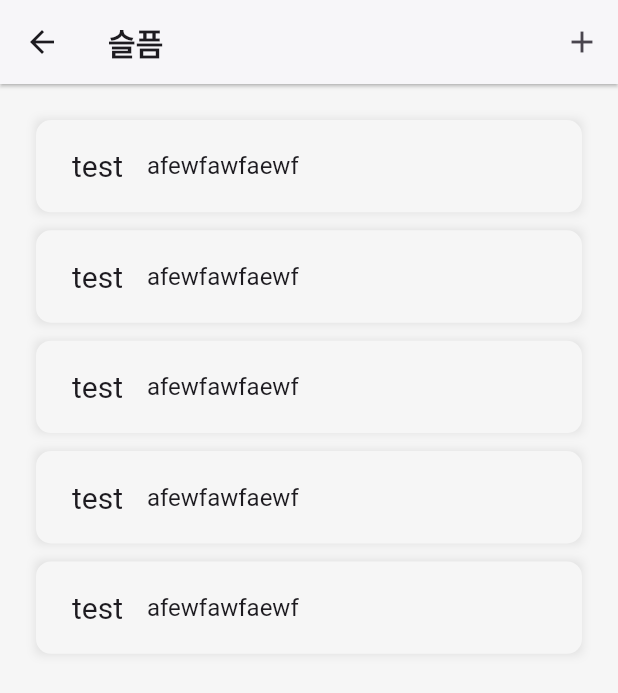
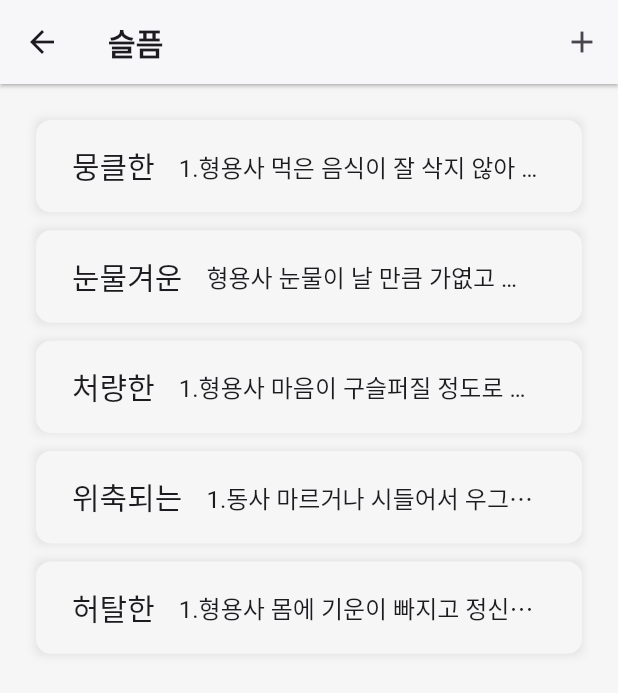
Before and after one commit to yyy5044/FlutterTeamProject, a Flutter app: the EmotionCategoryView screen opened directly, after a tap on "슬픔", on a phone screen of 412 x 824 dp. Shown: the top 693 px of the screen. Run offline on Flutter 3.47's test engine with Material 3 defaults, Android fonts, the phone set to English and light mode, and no system bars; our stand-ins replace cloud_firestore, dotted_border, firebase_auth, firebase_core, firebase_storage, image_picker and 2 more; accounts and stored records are empty; Roboto replaces fonts that are missing (YourPrimaryFont).

Commit message:
[CHORE] added emotions to model

```diff
--- a/lib/common/model/emotion_model.dart
+++ b/lib/common/model/emotion_model.dart
@@ -33,11 +33,91 @@ class EmotionCategoryModel {
 
 extension EmotionCategoryList on EmotionCategoryModel {
   static List<EmotionCategoryModel> categories = [
-    EmotionCategoryModel(category: EmotionCategory.smile, words: []),
-    EmotionCategoryModel(category: EmotionCategory.sad, words: []),
-    EmotionCategoryModel(category: EmotionCategory.angry, words: []),
-    EmotionCategoryModel(category: EmotionCategory.surprised, words: []),
-    EmotionCategoryModel(category: EmotionCategory.bigSmile, words: []),
+    EmotionCategoryModel(category: EmotionCategory.smile, words: [
+      EmotionModel(word: "벅찬", definition:
+      """1.형용사 감당하기가 어렵다.\n2.형용사 감격, 기쁨, 희망 따위가 넘칠 듯이 가득하다.\n3.형용사 숨이 견디기 힘들 만큼 가쁘다."""
+      ),
+      EmotionModel(word: "포근한", definition:
+      """1.형용사 도톰한 물건이나 자리 따위가 보드랍고 따뜻하다.\n2.형용사 감정이나 분위기 따위가 보드랍고 따뜻하여 편안한 느낌이 있다.\n3.형용사 겨울 날씨가 바람이 없고 따뜻하다."""
+      ),
+      EmotionModel(word: "흐뭇한", definition:
+      """형용사 마음에 흡족하여 매우 만족스럽다."""
+      ),
+      EmotionModel(word: "상쾌한", definition:
+      """형용사 느낌이 시원하고 산뜻하다."""
+      ),
+      EmotionModel(word: "짜릿한", definition:
+      """1.형용사 조금 자린 듯하다. ‘자릿하다’보다 센 느낌을 준다.\n2.형용사 심리적 자극을 받아 마음이 순간적으로 조금 흥분되고 떨리는 듯하다. ‘자릿하다’보다 센 느낌을 준다."""
+      ),
+    ]),
+    EmotionCategoryModel(category: EmotionCategory.sad, words: [
+      EmotionModel(word: "뭉클한", definition:
+      """1.형용사 먹은 음식이 잘 삭지 않아 가슴에 뭉치어 있는 듯하다. ‘뭉글하다’보다 거센 느낌을 준다.\n2.형용사 슬픔이나 노여움 따위의 감정이 북받치어 가슴이 갑자기 꽉 차는 듯하다. ‘뭉글하다’보다 거센 느낌을 준다.\n3.형용사 덩이진 물건이 겉으로 무르고 미끄럽다. ‘뭉글하다’보다 거센 느낌을 준다."""
+      ),
+      EmotionModel(word: "눈물겨운", definition:
+      """형용사 눈물이 날 만큼 가엾고 애처롭다."""
+      ),
+      EmotionModel(word: "처량한", definition:
+      """1.형용사 마음이 구슬퍼질 정도로 외롭거나 쓸쓸하다.\n2.형용사 초라하고 가엾다."""
+      ),
+      EmotionModel(word: "위축되는", definition:
+      """1.동사 마르거나 시들어서 우그러지고 쭈그러들게 되다.\n2.동사 어떤 힘에 눌려 졸아들고 기를 펴지 못하게 되다."""
+      ),
+      EmotionModel(word: "허탈한", definition:
+      """1.형용사 몸에 기운이 빠지고 정신이 멍하다.\n2.	의학 온몸의 힘이 쭉 빠져 빈사지경에 이른 상태이다. 얼굴이 창백하여지고 동공이 커지며 의식이 흐려지고 식은땀이 나는 따위의 증상이 나타난다."""
+      ),
+    ]),
+    EmotionCategoryModel(category: EmotionCategory.angry, words: [
+      EmotionModel(word: "얄미운", definition:
+      """형용사 말이나 행동이 약빠르고 밉다."""
+      ),
+      EmotionModel(word: "열받는", definition:
+      """동사 사람이 감정의 자극을 받거나 격분하다."""
+      ),
+      EmotionModel(word: "못마땅한", definition:
+      """형용사 마음에 들지 않아 좋지 않다."""
+      ),
+      EmotionModel(word: "불쾌한", definition:
+      """1.형용사 못마땅하여 기분이 좋지 아니하다.\n2.형용사 몸이 찌뿌드드하고 좋지 않다."""
+      ),
+      EmotionModel(word: "심술나는", definition:
+      """1.동사 신체 표면이나 땅 위에 솟아나다.\n2.동사 길, 통로, 창문 따위가 생기다.\n3.동사 어떤 사물에 구멍, 자국 따위의 형체 변화가 생기거나 작용에 이상이 일어나다.\n4.보조동사 (동사 뒤에서 ‘-어 나다’ 구성으로 쓰여) 앞말이 뜻하는 행동을 끝내어 이루었음을 나타내는 말.\n5.보조동사 (동사 뒤에서 ‘-고 나다’ 구성으로 쓰여) 앞말이 뜻하는 행동이 끝났음을 나타내는 말."""
+      ),
+    ]),
+    EmotionCategoryModel(category: EmotionCategory.surprised, words: [
+      EmotionModel(word: "당황스러운", definition:
+      """형용사 놀라거나 다급하여 어찌할 바를 몰라 하는 데가 있다."""
+      ),
+      EmotionModel(word: "긴장되는", definition:
+      """동사 마음을 조이고 정신을 바짝 차리게 되다."""
+      ),
+      EmotionModel(word: "억울한", definition:
+      """형용사 아무 잘못 없이 꾸중을 듣거나 벌을 받거나 하여 분하고 답답하다."""
+      ),
+      EmotionModel(word: "걱정스러운", definition:
+      """형용사 걱정이 되어 마음이 편하지 않은 데가 있다."""
+      ),
+      EmotionModel(word: "놀라운", definition:
+      """1.형용사 감동을 일으킬 만큼 훌륭하거나 굉장하다.\n2.형용사 갑작스러워 두렵거나 흥분 상태에 있다.\m3.형용사 어처구니없을 만큼 괴이하다."""
+      ),
+    ]),
+    EmotionCategoryModel(category: EmotionCategory.bigSmile, words: [
+      EmotionModel(word: "재미있다", definition:
+      """형용사 아기자기하게 즐겁고 유쾌한 기분이나 느낌이 있다."""
+      ),
+      EmotionModel(word: "경쾌한", definition:
+      """형용사 움직임이나 모습, 기분 따위가 가볍고 상쾌하다."""
+      ),
+      EmotionModel(word: "명량한", definition:
+      """형용사 환하게 밝다."""
+      ),
+      EmotionModel(word: "신나는", definition:
+      """동사 어떤 일에 흥미나 열성이 생겨 기분이 매우 좋아지다."""
+      ),
+      EmotionModel(word: "흥분된", definition:
+      """동사 어떤 자극을 받아 감정이 북받쳐 일어나게 되다."""
+      ),
+    ]),
   ];
 }
 
--- a/lib/feature/emotion_words_view/emotion_word_view.dart
+++ b/lib/feature/emotion_words_view/emotion_word_view.dart
@@ -11,13 +11,7 @@ class EmotionWordsView extends StatelessWidget {
   EmotionWordsView({super.key, required this.category});
 
   EmotionCategoryModel category;
-  List<EmotionModel> emotionList = [
-    EmotionModel(word: "test", definition: "afewfawfaewf"),
-    EmotionModel(word: "test", definition: "afewfawfaewf"),
-    EmotionModel(word: "test", definition: "afewfawfaewf"),
-    EmotionModel(word: "test", definition: "afewfawfaewf"),
-    EmotionModel(word: "test", definition: "afewfawfaewf"),
-  ];
+  late List<EmotionModel> emotionList = category.words!;
 
   @override
   Widget build(BuildContext context) {
@@ -98,6 +92,7 @@ class EmotionListTile extends StatelessWidget {
             MaterialPageRoute(builder: (context) => EmotionWordDetailView(emotion: emotion))
           );
         },
+
         style: ElevatedButton.styleFrom(
           shape: RoundedRectangleBorder(
             borderRadius: BorderRadius.circular(10),
@@ -107,6 +102,7 @@ class EmotionListTile extends StatelessWidget {
           textStyle: ThemeManager.themeData.textTheme.headlineSmall,
           elevation: 0
         ),
+
         child: Row(
           children: [
             Text(
@@ -116,9 +112,13 @@ class EmotionListTile extends StatelessWidget {
 
             const SizedBox(width: 16,),
 
-            Text(
-              emotion.definition,
-              style: ThemeManager.themeData.textTheme.bodyMedium,
+            Flexible(
+              child: Text(
+                emotion.definition,
+                overflow: TextOverflow.ellipsis,
+                style: ThemeManager.themeData.textTheme.bodyMedium,
+                maxLines: 1,
+              ),
             )
           ],
         ),
```
